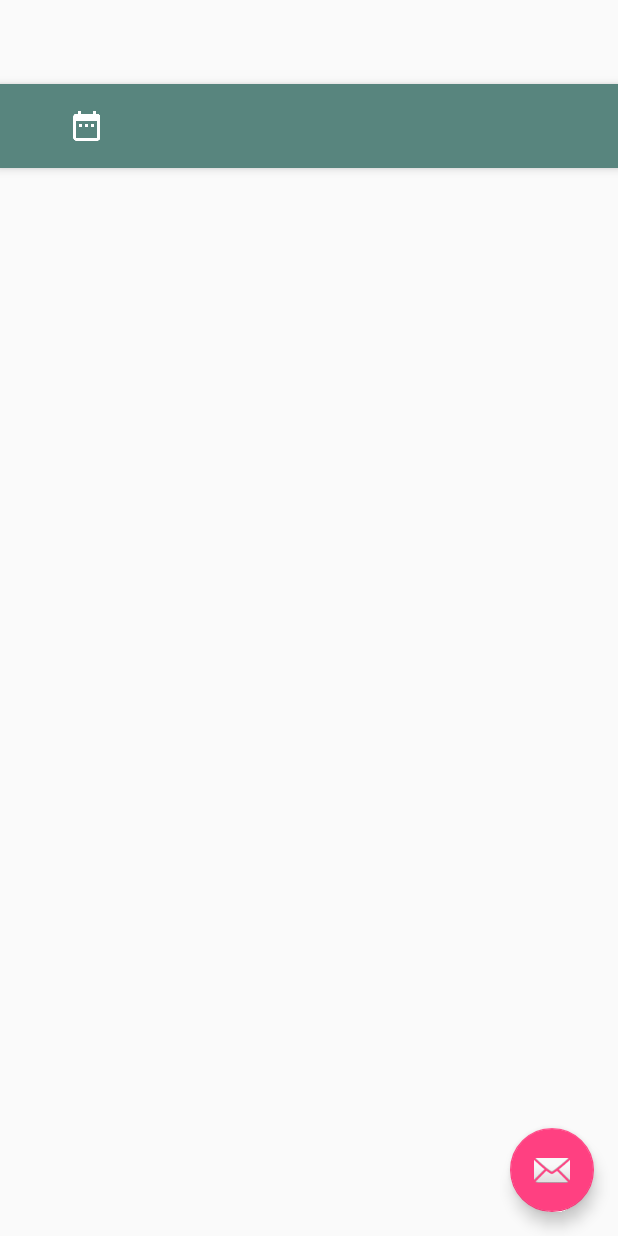
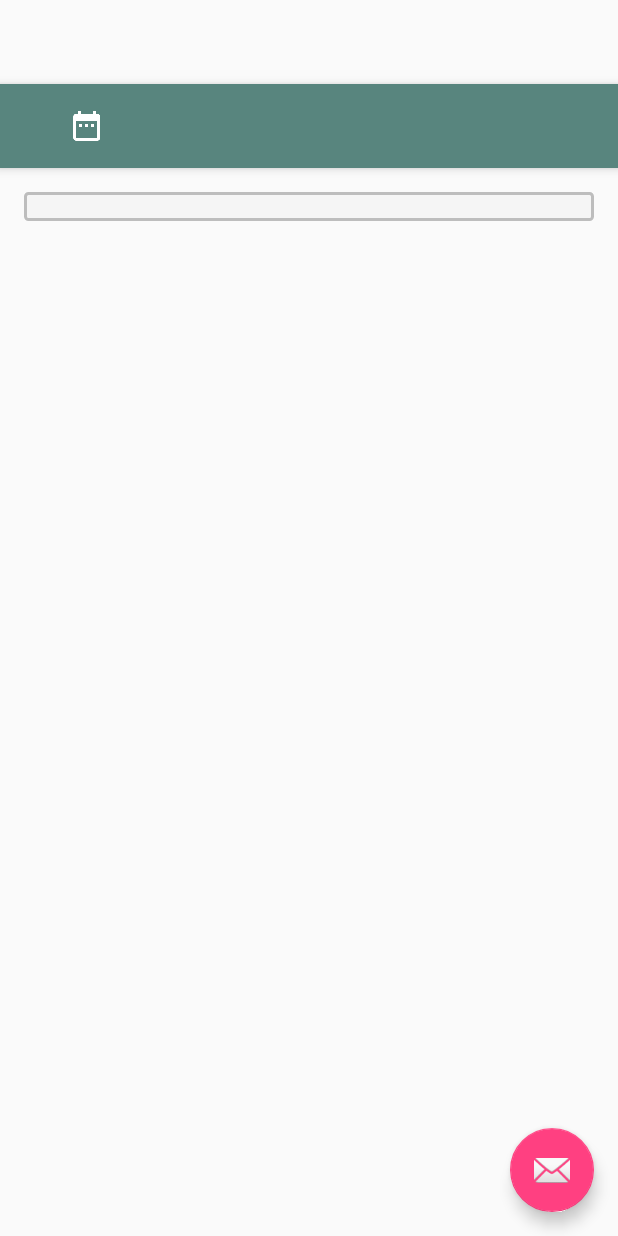
Before and after one commit to andela-bomotoso/MovementTracker, an Android app: the layout activity_tracker_by_location.xml on its own in the app's theme, with its tools: preview values and no code run, on a phone screen of 412 x 824 dp. Run offline under Robolectric (Android 15) with nearby library versions, the phone set to English and light mode, and no system bars.

Commit message:
Add a border to the selected date textbox,format the date in the text box using Date Handler class and add a date picker layout that is inflated

```diff
--- /dev/null
+++ b/MovementTracker/app/src/main/res/drawable/borders.xml
@@ -0,0 +1,11 @@
+<?xml version="1.0" encoding="utf-8"?>
+<shape xmlns:android="http://schemas.android.com/apk/res/android"
+    android:shape = "rectangle">
+    <solid
+        android:color="@color/border_background" />
+    <stroke
+        android:color="@color/border_stroke"
+        android:width="2dp" />
+    <corners
+        android:radius="2dp"/>
+</shape>
--- a/MovementTracker/app/src/main/res/layout/activity_tracker_by_location.xml
+++ b/MovementTracker/app/src/main/res/layout/activity_tracker_by_location.xml
@@ -18,7 +18,8 @@
                 android:layout_width="wrap_content"
                 android:layout_height="wrap_content"
                 android:paddingLeft="30dp"
-                android:src="@drawable/ic_date_range_white_24dp"/>
+                android:src="@drawable/ic_date_range_white_24dp"
+                android:onClick="showDatePickerDialog"/>
             </android.support.v7.widget.Toolbar>
 
     </android.support.design.widget.AppBarLayout>
--- a/MovementTracker/app/src/main/res/layout/content_tracker_by_location.xml
+++ b/MovementTracker/app/src/main/res/layout/content_tracker_by_location.xml
@@ -9,5 +9,16 @@
     app:layout_behavior="@string/appbar_scrolling_view_behavior"
     tools:showIn="@layout/activity_tracker_by_location2"
     tools:context="com.andela.omotoso.bukola.movementtracker.Activities.TrackerByLocation">
+<TextView
+    android:layout_width="match_parent"
+    android:layout_height="wrap_content"
+    android:background="@drawable/borders"
+    android:textStyle="bold|italic"
+    android:id="@+id/selected_date"/>
 
+    <ListView
+        android:layout_width="match_parent"
+        android:layout_height="match_parent">
+
+    </ListView>
 </RelativeLayout>
--- a/MovementTracker/app/src/main/res/values/colors.xml
+++ b/MovementTracker/app/src/main/res/values/colors.xml
@@ -8,4 +8,6 @@
     <color name="buttontextColor">#FFFFFF</color>
     <color name="toolbar_background">#58857e</color>
     <color name="button_effect">#455A64</color>
+    <color name="border_background">#F5F5F5</color>
+    <color name="border_stroke">#BDBDBD</color>
 </resources>
--- a/MovementTracker/app/src/main/res/values/strings.xml
+++ b/MovementTracker/app/src/main/res/values/strings.xml
@@ -77,4 +77,5 @@
 
     <string name="pref_title_vibrate">Vibrate</string>
     <string name="title_activity_app__info">App_Info</string>
+    <string name="Cancel">cancel</string>
 </resources>
```
Also changed, not shown: MovementTracker/app/src/main/java/com/andela/omotoso/bukola/movementtracker/Activities/TrackerByLocation.java (+46 -8 lines), MovementTracker/app/src/main/java/com/andela/omotoso/bukola/movementtracker/Utilities/DateHandler.java (+9 -0 lines), MovementTracker/app/src/main/res/layout/calendar.xml (added, +36 -0 lines).
